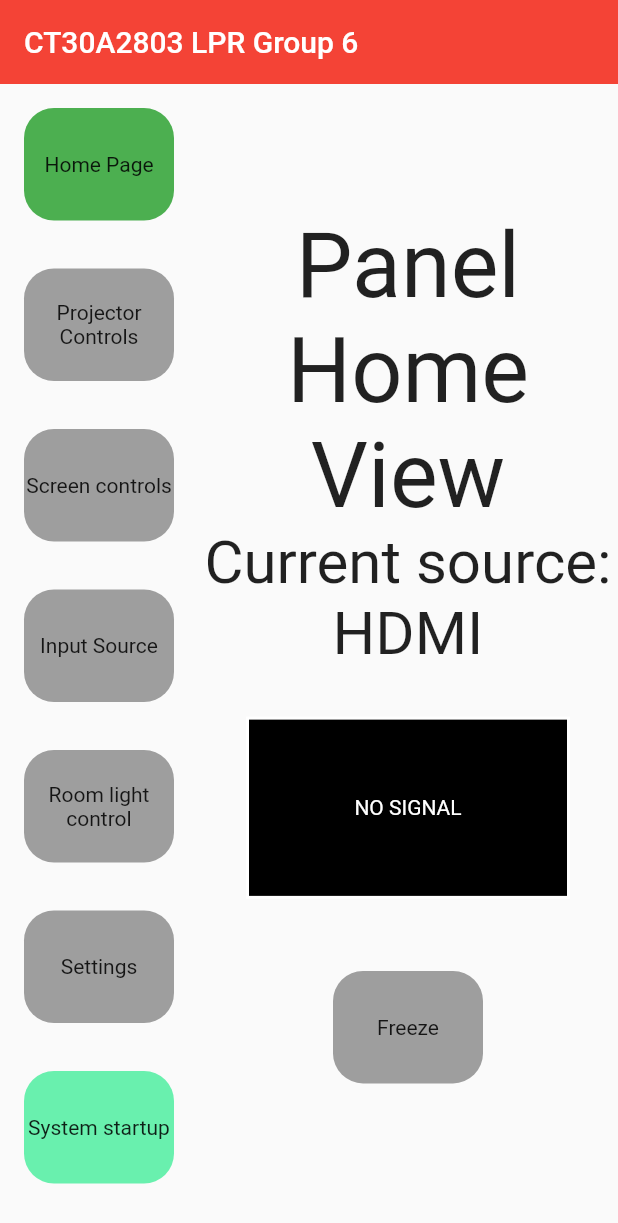
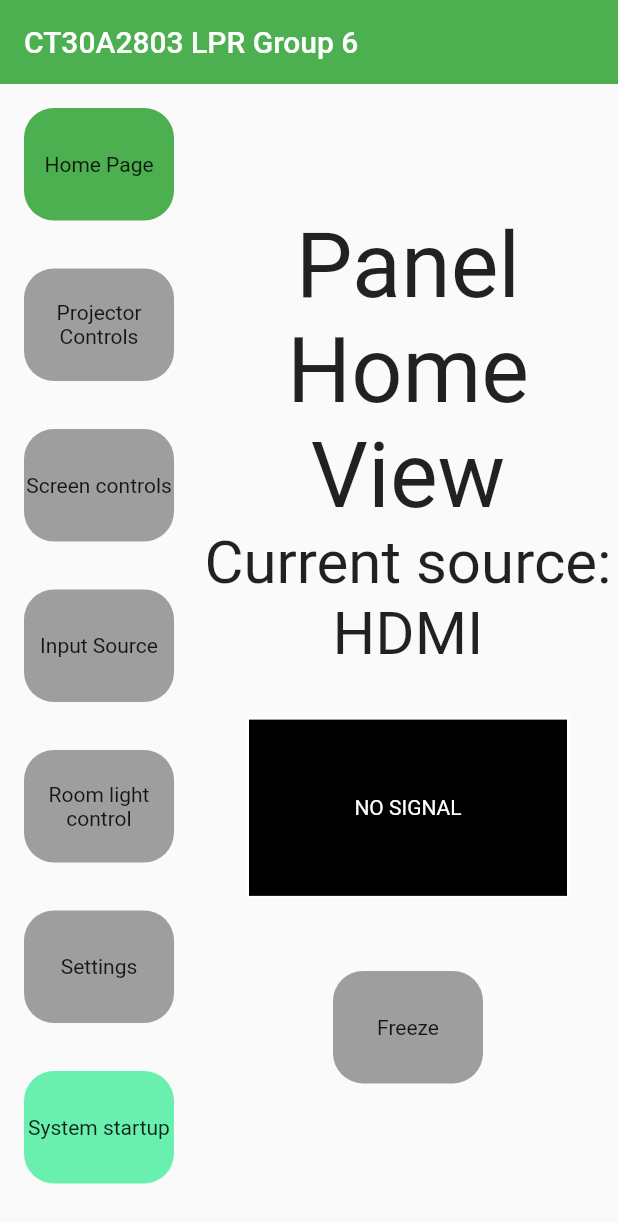
Before and after one commit to hautaniemip/CT30A2803-HT, a Flutter app: the screen it shows after launch, on a phone screen of 412 x 824 dp. Shown: the top 1223 px of the screen. Run offline on Flutter 3.47's test engine with Material 2 defaults, Android fonts, the phone set to English and light mode, and no system bars; our stand-ins replace shared_preferences.

Commit message:
Style changes

```diff
--- a/lib/styles.dart
+++ b/lib/styles.dart
@@ -4,30 +4,29 @@ class Styles {
 
   static ThemeData themeData(bool isDarkTheme, BuildContext context) {
     return ThemeData(
-      primarySwatch: Colors.red,
+      primarySwatch: Colors.green,
       primaryColor: isDarkTheme ? Colors.black : Colors.white,
 
-      backgroundColor: isDarkTheme ? Colors.black : Color(0xffF1F5FB),
+      backgroundColor: isDarkTheme ? Colors.black : const Color(0xffF1F5FB),
 
-      indicatorColor: isDarkTheme ? Color(0xff0E1D36) : Color(0xffCBDCF8),
-      buttonColor: isDarkTheme ? Color(0xff3B3B3B) : Color(0xffF1F5FB),
+      indicatorColor: isDarkTheme ? const Color(0xff0E1D36) : const Color(0xffCBDCF8),
 
-      hintColor: isDarkTheme ? Color(0xff280C0B) : Color(0xffEECED3),
+      hintColor: isDarkTheme ? const Color(0xff280C0B) : const Color(0xffEECED3),
 
-      highlightColor: isDarkTheme ? Color(0xff372901) : Color(0xffFCE192),
-      hoverColor: isDarkTheme ? Color(0xff3A3A3B) : Color(0xff4285F4),
+      highlightColor: isDarkTheme ? const Color(0xff372901) : const Color(0xffFCE192),
+      hoverColor: isDarkTheme ? const Color(0xb23a3a3b) : const Color(0xb34285f4),
 
-      focusColor: isDarkTheme ? Color(0xff0B2512) : Color(0xffA8DAB5),
+      focusColor: isDarkTheme ? const Color(0xff0B2512) : const Color(0xffA8DAB5),
       disabledColor: Colors.grey,
-      textSelectionColor: isDarkTheme ? Colors.white : Colors.black,
-      cardColor: isDarkTheme ? Color(0xFF151515) : Colors.white,
+      cardColor: isDarkTheme ? const Color(0xFF151515) : Colors.white,
       canvasColor: isDarkTheme ? Colors.black : Colors.grey[50],
       brightness: isDarkTheme ? Brightness.dark : Brightness.light,
       buttonTheme: Theme.of(context).buttonTheme.copyWith(
-          colorScheme: isDarkTheme ? ColorScheme.dark() : ColorScheme.light()),
-      appBarTheme: AppBarTheme(
-        elevation: 0.0,
-      ),
+          colorScheme: isDarkTheme ? const ColorScheme.dark() : const ColorScheme.light()),
+      appBarTheme: const AppBarTheme(
+          elevation: 0.0,
+        ),
+        textSelectionTheme: TextSelectionThemeData(selectionColor: isDarkTheme ? Colors.white : Colors.black),
     );
   }
 }
```
